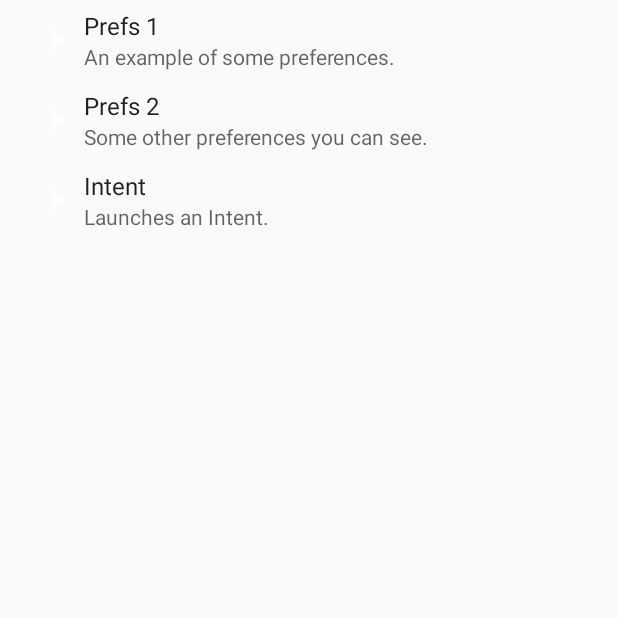
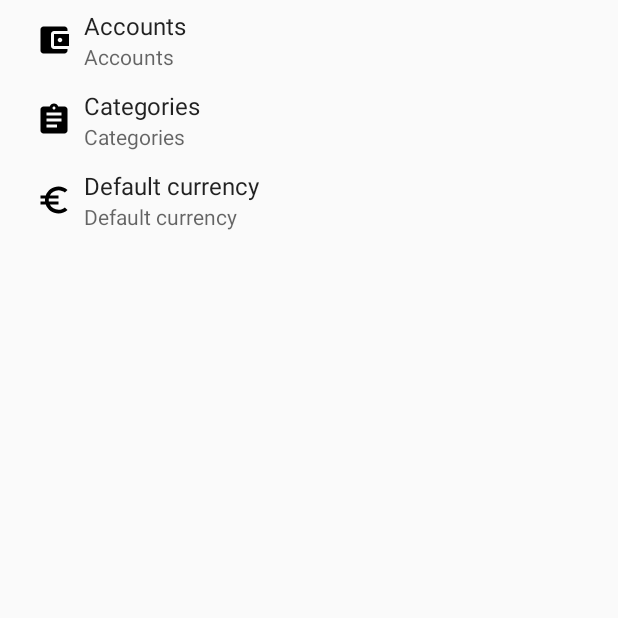
Before and after one commit to budnyjj/MoneyKeeper, an Android app: the ActivitySettings screen opened directly, with no data from a screen before it, on a phone screen of 412 x 824 dp, the top half of it. Run offline under Robolectric (Android 15) with nearby library versions, the phone set to English and light mode, and no system bars.

Commit message:
add some icons

```diff
--- a/src/app/src/main/java/budny/moneykeeper/view/activities/ActivitySettings.java
+++ b/src/app/src/main/java/budny/moneykeeper/view/activities/ActivitySettings.java
@@ -22,6 +22,12 @@ public class ActivitySettings extends PreferenceActivity {
         loadHeadersFromResource(R.xml.preference_headers, target);
     }
 
+    @Override
+    public boolean isValidFragment(String fragmentName) {
+        return Prefs1Fragment.class.getName().equals(fragmentName)
+                || Prefs2Fragment.class.getName().equals(fragmentName);
+    }
+
     public static class Prefs1Fragment extends PreferenceFragment {
         @Override
         public void onCreate(Bundle savedInstanceState) {
--- /dev/null
+++ b/src/app/src/main/res/drawable/ic_account_balance_wallet_black.xml
@@ -0,0 +1,13 @@
+<?xml version="1.0" encoding="utf-8"?>
+<vector xmlns:android="http://schemas.android.com/apk/res/android"
+    android:width="24dp"
+    android:height="24dp"
+    android:viewportHeight="24"
+    android:viewportWidth="24">
+
+    <path android:pathData="M0 0h24v24H0z" />
+
+    <path
+        android:fillColor="#000"
+        android:pathData="M21 18v1c0 1.1-.9 2-2 2H5c-1.11 0-2-.9-2-2V5c0-1.1.89-2 2-2h14c1.1 0 2 .9 2 2v1h-9c-1.11 0-2 .9-2 2v8c0 1.1.89 2 2 2h9zm-9-2h10V8H12v8zm4-2.5c-.83 0-1.5-.67-1.5-1.5s.67-1.5 1.5-1.5 1.5.67 1.5 1.5-.67 1.5-1.5 1.5z" />
+</vector>
--- a/src/app/src/main/res/drawable/ic_add_white.xml
+++ b/src/app/src/main/res/drawable/ic_add_white.xml
@@ -1,10 +1,11 @@
 <?xml version="1.0" encoding="utf-8"?>
 <vector xmlns:android="http://schemas.android.com/apk/res/android"
+    android:width="24dp"
     android:height="24dp"
-    android:width="24dp"
-    android:viewportWidth="24"
-    android:viewportHeight="24">
+    android:viewportHeight="24"
+    android:viewportWidth="24">
 
-    <path android:fillColor="#fff"
+    <path
+        android:fillColor="#fff"
         android:pathData="M19,13H13V19H11V13H5V11H11V5H13V11H19V13Z" />
 </vector>
--- /dev/null
+++ b/src/app/src/main/res/drawable/ic_assignment_black.xml
@@ -0,0 +1,12 @@
+<?xml version="1.0" encoding="utf-8"?>
+<vector xmlns:android="http://schemas.android.com/apk/res/android"
+    android:width="24dp"
+    android:height="24dp"
+    android:viewportHeight="24"
+    android:viewportWidth="24">
+
+    <path android:pathData="M0 0h24v24H0z" />
+    <path
+        android:fillColor="#000"
+        android:pathData="M19 3h-4.18C14.4 1.84 13.3 1 12 1c-1.3 0-2.4.84-2.82 2H5c-1.1 0-2 .9-2 2v14c0 1.1.9 2 2 2h14c1.1 0 2-.9 2-2V5c0-1.1-.9-2-2-2zm-7 0c.55 0 1 .45 1 1s-.45 1-1 1-1-.45-1-1 .45-1 1-1zm2 14H7v-2h7v2zm3-4H7v-2h10v2zm0-4H7V7h10v2z" />
+</vector>
--- /dev/null
+++ b/src/app/src/main/res/drawable/ic_euro_symbol_black.xml
@@ -0,0 +1,12 @@
+<?xml version="1.0" encoding="utf-8"?>
+<vector xmlns:android="http://schemas.android.com/apk/res/android"
+    android:width="24dp"
+    android:height="24dp"
+    android:viewportHeight="24"
+    android:viewportWidth="24">
+
+    <path android:pathData="M0 0h24v24H0z" />
+    <path
+        android:fillColor="#000"
+        android:pathData="M15 18.5c-2.51 0-4.68-1.42-5.76-3.5H15v-2H8.58c-.05-.33-.08-.66-.08-1s.03-.67.08-1H15V9H9.24C10.32 6.92 12.5 5.5 15 5.5c1.61 0 3.09.59 4.23 1.57L21 5.3C19.41 3.87 17.3 3 15 3c-3.92 0-7.24 2.51-8.48 6H3v2h3.06c-.04.33-.06.66-.06 1 0 .34.02.67.06 1H3v2h3.52c1.24 3.49 4.56 6 8.48 6 2.31 0 4.41-.87 6-2.3l-1.78-1.77c-1.13.98-2.6 1.57-4.22 1.57z" />
+</vector>
--- /dev/null
+++ b/src/app/src/main/res/values/array.xml
@@ -0,0 +1,13 @@
+<?xml version="1.0" encoding="utf-8"?>
+<resources>
+    <string-array name="listArray">
+        <item>Headings</item>
+        <item>Headings and Details</item>
+        <item>All Data</item>
+    </string-array>
+    <string-array name="listValues">
+        <item>1</item>
+        <item>2</item>
+        <item>3</item>
+    </string-array>
+</resources>
--- a/src/app/src/main/res/values/strings.xml
+++ b/src/app/src/main/res/values/strings.xml
@@ -15,4 +15,11 @@
     <string name="nav_item_camera">Camera</string>
     <string name="nav_item_report">Report</string>
     <string name="nav_item_settings">Settings</string>
+
+    <string name="pref_header_title_accounts">Accounts</string>
+    <string name="pref_header_summary_accounts">Accounts</string>
+    <string name="pref_header_title_categories">Categories</string>
+    <string name="pref_header_summary_categories">Categories</string>
+    <string name="pref_header_title_default_currency">Default currency</string>
+    <string name="pref_header_summary_default_currency">Default currency</string>
 </resources>
--- a/src/app/src/main/res/xml/preference_headers.xml
+++ b/src/app/src/main/res/xml/preference_headers.xml
@@ -1,26 +1,42 @@
 <?xml version="1.0" encoding="utf-8"?>
-<preference-headers
-    xmlns:android="http://schemas.android.com/apk/res/android">
+<preference-headers xmlns:android="http://schemas.android.com/apk/res/android">
+    <header
+        android:fragment="budny.moneykeeper.view.activities.ActivitySettings$Prefs1Fragment"
+        android:icon="@drawable/ic_account_balance_wallet_black"
+        android:title="@string/pref_header_title_accounts"
+        android:summary="@string/pref_header_summary_accounts" />
 
-    <header android:fragment="budny.moneykeeper.view.activities.ActivitySettings$Prefs1Fragment"
-        android:icon="@drawable/ic_add_white"
-        android:title="Prefs 1"
-        android:summary="An example of some preferences." />
+    <header
+        android:fragment="budny.moneykeeper.view.activities.ActivitySettings$Prefs1Fragment"
+        android:icon="@drawable/ic_assignment_black"
+        android:title="@string/pref_header_title_categories"
+        android:summary="@string/pref_header_summary_categories" />
 
-    <header android:fragment="budny.moneykeeper.view.activities.ActivitySettings$Prefs2Fragment"
-        android:icon="@drawable/ic_add_white"
-        android:title="Prefs 2"
-        android:summary="Some other preferences you can see.">
-        <!-- Arbitrary key/value pairs can be included with a header as
-             arguments to its fragment. -->
-        <extra android:name="someKey" android:value="someHeaderValue" />
-    </header>
+    <header
+        android:fragment="budny.moneykeeper.view.activities.ActivitySettings$Prefs2Fragment"
+        android:icon="@drawable/ic_euro_symbol_black"
+        android:title="@string/pref_header_title_default_currency"
+        android:summary="@string/pref_header_summary_default_currency" />
 
-    <header android:icon="@drawable/ic_add_white"
-        android:title="Intent"
-        android:summary="Launches an Intent.">
-        <intent android:action="android.intent.action.VIEW"
-            android:data="http://www.android.com" />
-    </header>
+    <!--<header android:fragment="budny.moneykeeper.view.activities.ActivitySettings$Prefs1Fragment"-->
+        <!--android:icon="@drawable/ic_add_white"-->
+        <!--android:title="Prefs 1"-->
+        <!--android:summary="An example of some preferences." />-->
+
+    <!--<header android:fragment="budny.moneykeeper.view.activities.ActivitySettings$Prefs2Fragment"-->
+        <!--android:icon="@drawable/ic_add_white"-->
+        <!--android:title="Prefs 2"-->
+        <!--android:summary="Some other preferences you can see.">-->
+        <!--&lt;!&ndash; Arbitrary key/value pairs can be included with a header as-->
+             <!--arguments to its fragment. &ndash;&gt;-->
+        <!--<extra android:name="someKey" android:value="someHeaderValue" />-->
+    <!--</header>-->
+
+    <!--<header android:icon="@drawable/ic_add_white"-->
+        <!--android:title="Intent"-->
+        <!--android:summary="Launches an Intent.">-->
+        <!--<intent android:action="android.intent.action.VIEW"-->
+            <!--android:data="http://www.android.com" />-->
+    <!--</header>-->
 
 </preference-headers>
--- a/src/app/src/main/res/xml/preferences_dependencies.xml
+++ b/src/app/src/main/res/xml/preferences_dependencies.xml
@@ -1,79 +1,77 @@
 <?xml version="1.0" encoding="utf-8"?>
-<PreferenceScreen
-    xmlns:android="http://schemas.android.com/apk/res/android">
+<PreferenceScreen xmlns:android="http://schemas.android.com/apk/res/android">
 
-    <PreferenceCategory
-        android:title="Inline preferences">
+    <PreferenceCategory android:title="Inline preferences">
 
         <CheckBoxPreference
             android:key="checkbox_preference"
-            android:title="Checkbox preference"
-            android:summary="Checkbox preference" />
+            android:summary="Checkbox preference"
+            android:title="Checkbox preference" />
 
     </PreferenceCategory>
 
-    <!--<PreferenceCategory-->
-    <!--android:title="@string/dialog_based_preferences">-->
+    <PreferenceCategory android:title="Dialog preferences">
 
-    <!--<EditTextPreference-->
-    <!--android:key="edittext_preference"-->
-    <!--android:title="@string/title_edittext_preference"-->
-    <!--android:summary="@string/summary_edittext_preference"-->
-    <!--android:dialogTitle="@string/dialog_title_edittext_preference" />-->
+        <EditTextPreference
+            android:dialogTitle="Dialog title"
+            android:key="edittext_preference"
+            android:summary="Summary"
+            android:title="Edittext preference" />
 
-    <!--<ListPreference-->
-    <!--android:key="list_preference"-->
-    <!--android:title="@string/title_list_preference"-->
-    <!--android:summary="@string/summary_list_preference"-->
-    <!--android:entries="@array/entries_list_preference"-->
-    <!--android:entryValues="@array/entryvalues_list_preference"-->
-    <!--android:dialogTitle="@string/dialog_title_list_preference" />-->
+        <ListPreference
+            android:dialogTitle="Dialog values"
+            android:entries="@array/listArray"
+            android:entryValues="@array/listValues"
+            android:key="list_preference"
+            android:summary="Summary"
+            android:title="List preference" />
 
-    <!--</PreferenceCategory>-->
+    </PreferenceCategory>
 
-    <!--<PreferenceCategory-->
-    <!--android:title="@string/launch_preferences">-->
+    <PreferenceCategory android:title="Launch preferences">
 
-    <!--&lt;!&ndash; This PreferenceScreen tag sends the user to a new fragment of-->
-    <!--preferences.  If running in a large screen, they can be embedded-->
-    <!--inside of the overall preferences UI. &ndash;&gt;-->
-    <!--<PreferenceScreen-->
-    <!--android:fragment="com.example.android.apis.preference.PreferenceWithHeaders$Prefs1FragmentInner"-->
-    <!--android:title="@string/title_fragment_preference"-->
-    <!--android:summary="@string/summary_fragment_preference">-->
-    <!--&lt;!&ndash; Arbitrary key/value pairs can be included for fragment arguments &ndash;&gt;-->
-    <!--<extra android:name="someKey" android:value="somePrefValue" />-->
-    <!--</PreferenceScreen>-->
+        <!-- This PreferenceScreen tag sends the user to a new fragment of
+        preferences.  If running in a large screen, they can be embedded
+        inside of the overall preferences UI. -->
+        <PreferenceScreen
+            android:fragment="budny.moneykeeper.view.activities.ActivitySettings$Prefs1Fragment"
+            android:summary="Summary"
+            android:title="Fragment preference">
+            <!-- Arbitrary key/value pairs can be included for fragment arguments -->
+            <extra
+                android:name="someKey"
+                android:value="somePrefValue" />
+        </PreferenceScreen>
 
-    <!--&lt;!&ndash; This PreferenceScreen tag sends the user to a completely different-->
-    <!--activity, switching out of the current preferences UI. &ndash;&gt;-->
-    <!--<PreferenceScreen-->
-    <!--android:title="@string/title_intent_preference"-->
-    <!--android:summary="@string/summary_intent_preference">-->
+        <!-- This PreferenceScreen tag sends the user to a completely different
+        activity, switching out of the current preferences UI. -->
+        <PreferenceScreen
+            android:summary="Summary"
+            android:title="Intent preference">
 
-    <!--<intent android:action="android.intent.action.VIEW"-->
-    <!--android:data="http://www.android.com" />-->
+            <intent
+                android:action="android.intent.action.VIEW"
+                android:data="http://www.android.com" />
 
-    <!--</PreferenceScreen>-->
+        </PreferenceScreen>
 
-    <!--</PreferenceCategory>-->
+    </PreferenceCategory>
 
-    <!--<PreferenceCategory-->
-    <!--android:title="@string/preference_attributes">-->
+    <PreferenceCategory android:title="Preference attributes">
 
-    <!--<CheckBoxPreference-->
-    <!--android:key="parent_checkbox_preference"-->
-    <!--android:title="@string/title_parent_preference"-->
-    <!--android:summary="@string/summary_parent_preference" />-->
+        <CheckBoxPreference
+            android:key="parent_checkbox_preference"
+            android:summary="Summary"
+            android:title="Parent preference" />
 
-    <!--&lt;!&ndash; The visual style of a child is defined by this styled theme attribute. &ndash;&gt;-->
-    <!--<CheckBoxPreference-->
-    <!--android:key="child_checkbox_preference"-->
-    <!--android:dependency="parent_checkbox_preference"-->
-    <!--android:layout="?android:attr/preferenceLayoutChild"-->
-    <!--android:title="@string/title_child_preference"-->
-    <!--android:summary="@string/summary_child_preference" />-->
+        <!-- The visual style of a child is defined by this styled theme attribute. -->
+        <CheckBoxPreference
+            android:dependency="parent_checkbox_preference"
+            android:key="child_checkbox_preference"
+            android:layout="?android:attr/preferenceLayoutChild"
+            android:summary="Summary"
+            android:title="Child preference" />
 
-    <!--</PreferenceCategory>-->
+    </PreferenceCategory>
 
 </PreferenceScreen>
```
